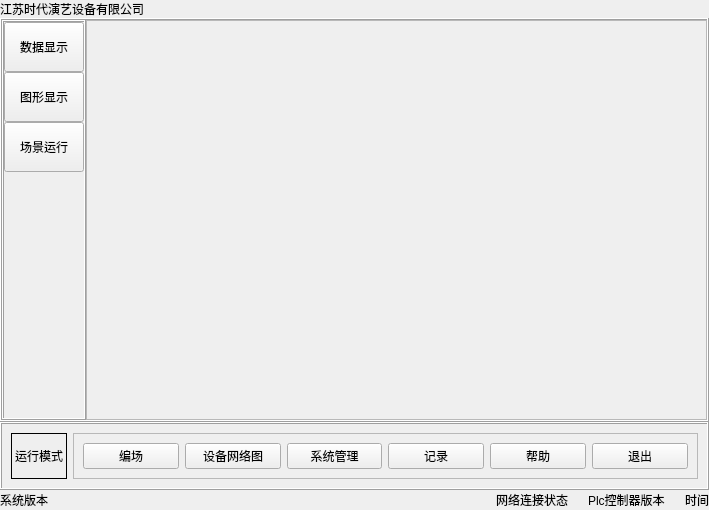
Before: the Qt Designer form ui/mainwindow.ui in niuyuxin/monitorServer, drawn with Qt 5.
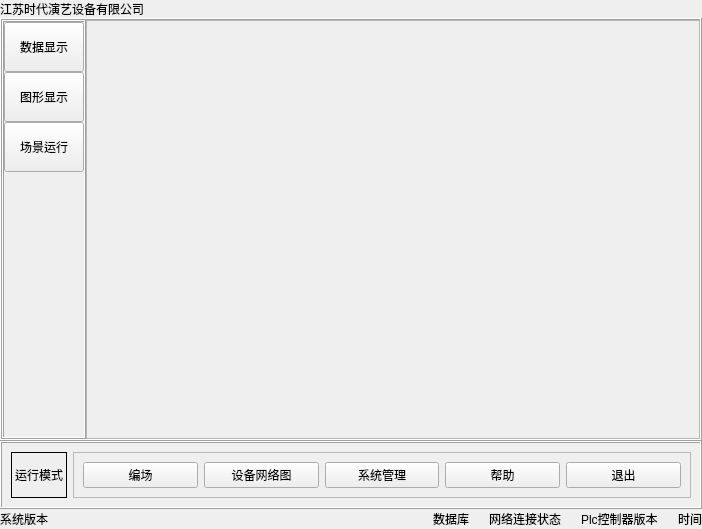
After: the same form once the commit is applied.

Commit message: save plays in database

```diff
--- a/ui/mainwindow.ui
+++ b/ui/mainwindow.ui
@@ -6,8 +6,8 @@
    <rect>
     <x>0</x>
     <y>0</y>
-    <width>709</width>
-    <height>510</height>
+    <width>702</width>
+    <height>529</height>
    </rect>
   </property>
   <property name="windowTitle">
@@ -273,19 +273,6 @@
            </property>
           </widget>
          </item>
-         <item>
-          <widget class="QPushButton" name="recordPushButton">
-           <property name="sizePolicy">
-            <sizepolicy hsizetype="Minimum" vsizetype="Minimum">
-             <horstretch>0</horstretch>
-             <verstretch>0</verstretch>
-            </sizepolicy>
-           </property>
-           <property name="text">
-            <string>记录</string>
-           </property>
-          </widget>
-         </item>
          <item>
           <widget class="QPushButton" name="helpPushButton">
            <property name="sizePolicy">
@@ -343,6 +330,13 @@
        </property>
       </spacer>
      </item>
+     <item>
+      <widget class="QLabel" name="databaseLabel">
+       <property name="text">
+        <string>数据库</string>
+       </property>
+      </widget>
+     </item>
      <item>
       <widget class="QLabel" name="internetLabel">
        <property name="text">
```
The commit also changes 6 other files.
